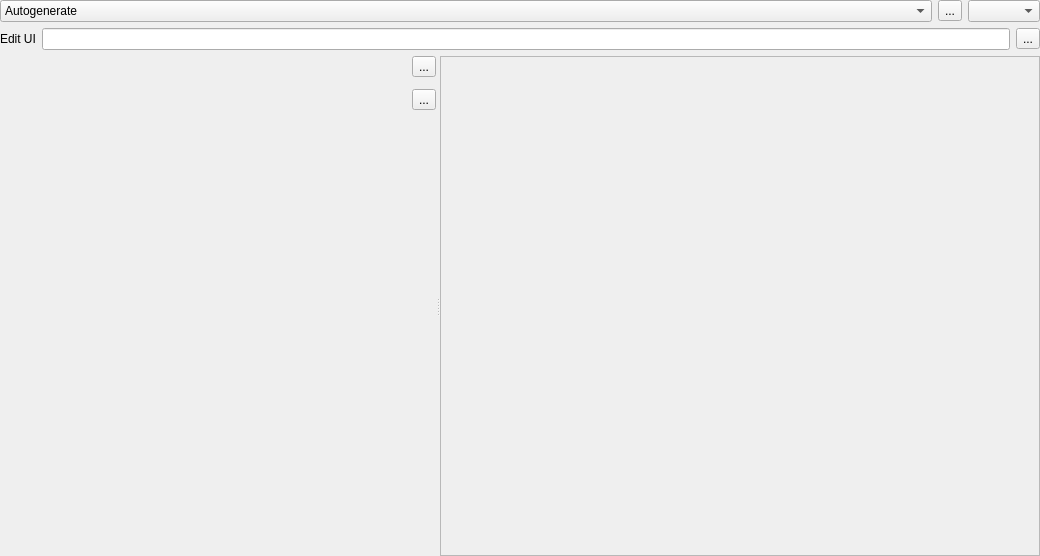
Above: src/ui/qgsattributesformproperties.ui from qgis/QGIS before the change. Below: the same form after it.
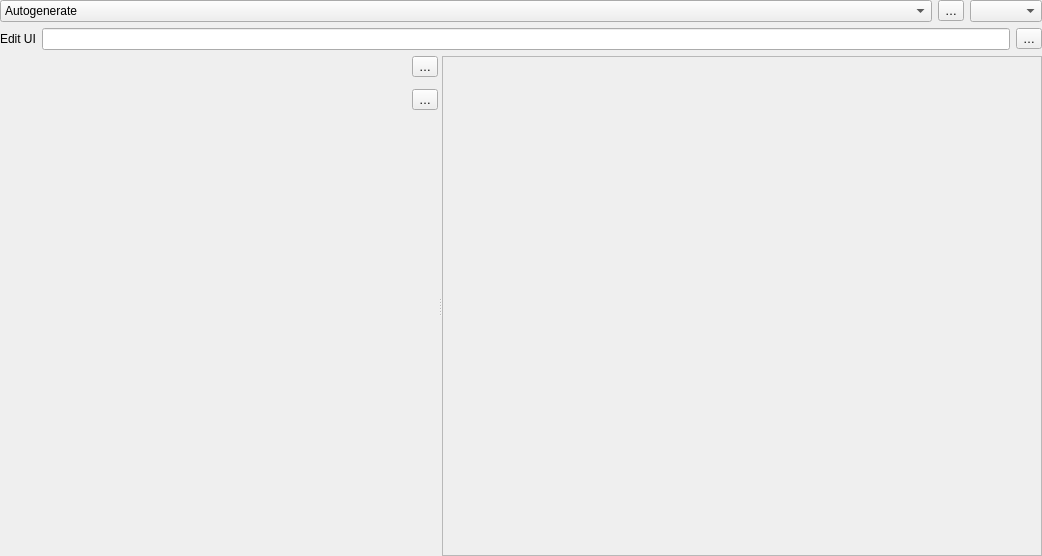
That is the form after the change. Icons and pictures are not drawn.

```diff
--- a/src/ui/qgsattributesformproperties.ui
+++ b/src/ui/qgsattributesformproperties.ui
@@ -76,7 +76,7 @@
 Use this function to add extra logic to your forms.</string>
         </property>
         <property name="text">
-         <string>...</string>
+         <string>…</string>
         </property>
         <property name="icon">
          <iconset resource="../../images/images.qrc">
@@ -125,7 +125,7 @@
       <item>
        <widget class="QToolButton" name="pbnSelectEditForm">
         <property name="text">
-         <string>...</string>
+         <string>…</string>
         </property>
        </widget>
       </item>
@@ -154,7 +154,7 @@
        <item row="0" column="2">
         <widget class="QToolButton" name="mAddTabOrGroupButton">
          <property name="text">
-          <string>...</string>
+          <string>…</string>
          </property>
          <property name="icon">
           <iconset resource="../../images/images.qrc">
@@ -175,7 +175,7 @@
        <item row="2" column="2">
         <widget class="QToolButton" name="mRemoveTabOrGroupButton">
          <property name="text">
-          <string>...</string>
+          <string>…</string>
          </property>
          <property name="icon">
           <iconset resource="../../images/images.qrc">
```
